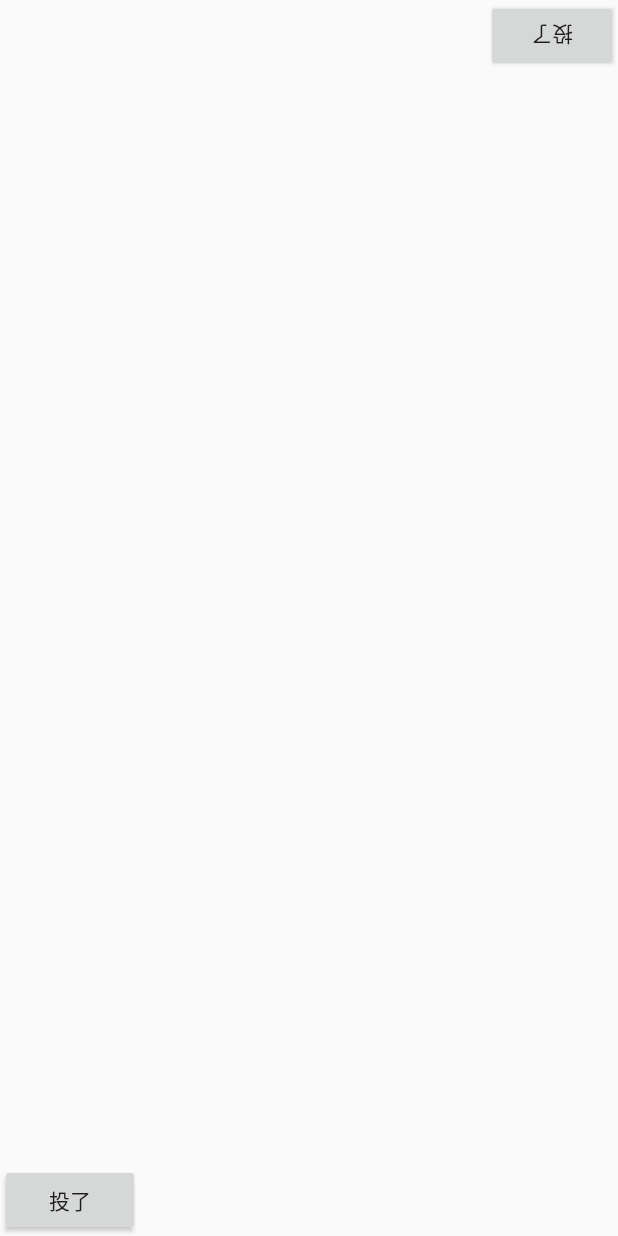
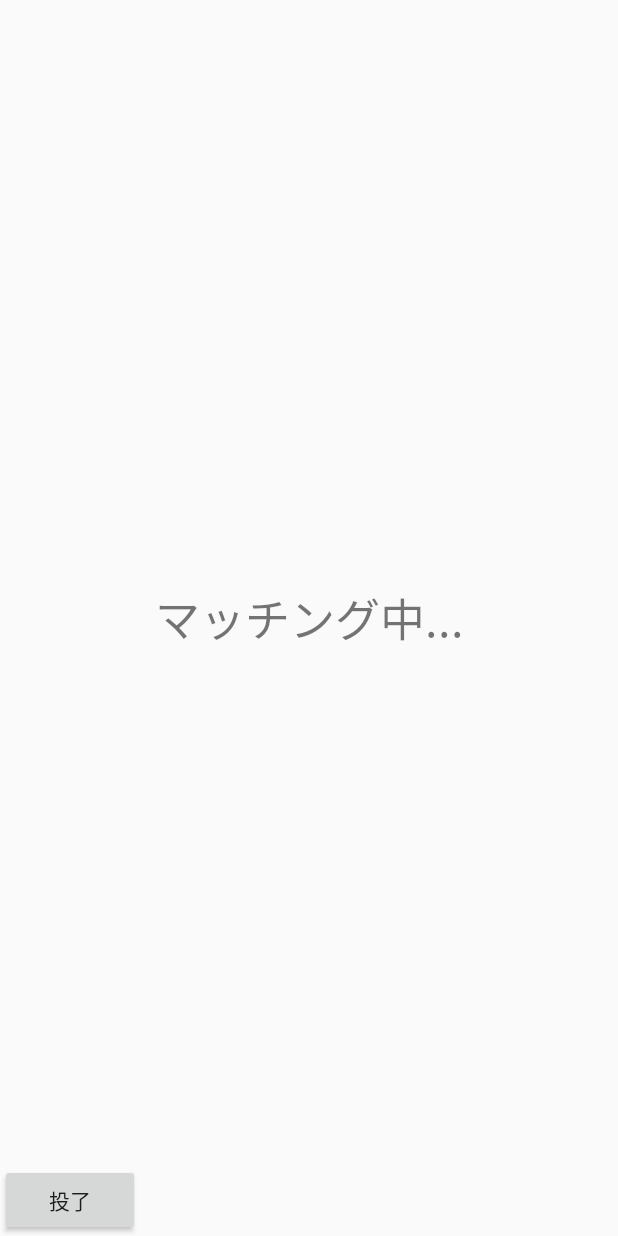
Before and after one commit to hayashitoshiki/local_syogi_dev, an Android app: the layout activity_game_rate.xml on its own in the app's theme, with its tools: preview values and no code run, on a phone screen of 412 x 824 dp. Run offline under Robolectric (Android 15) with nearby library versions, the phone set to English and light mode, and no system bars.

Commit message:
3月1日作業分

```diff
--- a/Local_Syogi/app/build.gradle
+++ b/Local_Syogi/app/build.gradle
@@ -48,5 +48,7 @@ dependencies {
     //coroutines
     implementation 'org.jetbrains.kotlinx:kotlinx-coroutines-core:1.3.2'
     implementation 'org.jetbrains.kotlinx:kotlinx-coroutines-android:1.3.2'
-
+    //mockit
+    testImplementation 'org.mockito:mockito-inline:2.13.0'
+    testImplementation "com.nhaarman:mockito-kotlin:1.5.0"
 }
--- a/Local_Syogi/app/src/main/java/com/example/local_syogi/SettingActivity.kt
+++ b/Local_Syogi/app/src/main/java/com/example/local_syogi/SettingActivity.kt
@@ -110,7 +110,7 @@ class SettingActivity  : AppCompatActivity() {
             if (mode == FREE) {
                 Intent(this, GameActivity::class.java)
             }else{
-                Intent(this, MattingActivity::class.java)
+                Intent(this, GameRateActivity::class.java)
             }
         startActivity(intent)
         val inAnimation = (AnimationUtils.loadAnimation(this, R.anim.fade) as Animation)
--- a/Local_Syogi/app/src/main/java/com/example/local_syogi/di/MyApplication.kt
+++ b/Local_Syogi/app/src/main/java/com/example/local_syogi/di/MyApplication.kt
@@ -4,7 +4,7 @@ import android.app.Application
 import com.example.local_syogi.contact.*
 import com.example.local_syogi.presenter.*
 import com.example.syogibase.Contact.GameViewContact
-import com.example.syogibase.Model.BoardRepository
+import com.example.local_syogi.syogibase.Model.BoardRepository
 import com.example.syogibase.Presenter.GameLogicPresenter
 import org.koin.android.ext.koin.androidContext
 import org.koin.core.context.startKoin
--- a/Local_Syogi/app/src/main/java/com/example/local_syogi/syogibase/DI/MyApplication.kt
+++ b/Local_Syogi/app/src/main/java/com/example/local_syogi/syogibase/DI/MyApplication.kt
@@ -4,7 +4,7 @@ import android.app.Application
 import com.example.local_syogi.contact.GameViewRateContact
 import com.example.local_syogi.presenter.GameLogicRatePresenter
 import com.example.syogibase.Contact.GameViewContact
-import com.example.syogibase.Model.BoardRepository
+import com.example.local_syogi.syogibase.Model.BoardRepository
 import com.example.syogibase.Presenter.GameLogicPresenter
 import org.koin.android.ext.koin.androidContext
 import org.koin.core.context.startKoin
--- a/Local_Syogi/app/src/main/java/com/example/local_syogi/syogibase/Model/BoardRepository.kt
+++ b/Local_Syogi/app/src/main/java/com/example/local_syogi/syogibase/Model/BoardRepository.kt
@@ -1,4 +1,4 @@
-package com.example.syogibase.Model
+package com.example.local_syogi.syogibase.Model
 
 
 import android.util.Log
--- a/Local_Syogi/app/src/main/java/com/example/local_syogi/syogibase/Presenter/GameLogicPresenter.kt
+++ b/Local_Syogi/app/src/main/java/com/example/local_syogi/syogibase/Presenter/GameLogicPresenter.kt
@@ -4,7 +4,7 @@ package com.example.syogibase.Presenter
 import android.util.Log
 import com.example.local_syogi.syogibase.Model.Data.GameMode
 import com.example.syogibase.Contact.GameViewContact
-import com.example.syogibase.Model.BoardRepository
+import com.example.local_syogi.syogibase.Model.BoardRepository
 import com.example.syogibase.Model.Data.Piece.*
 import com.example.syogibase.Model.Data.PieceMove
 
--- a/Local_Syogi/app/src/main/java/com/example/local_syogi/syogibase/View/WinLoseModal.kt
+++ b/Local_Syogi/app/src/main/java/com/example/local_syogi/syogibase/View/WinLoseModal.kt
@@ -23,7 +23,7 @@ class WinLoseModal(context: Context, private val turn: Int) : View(context) {
         val paint = Paint()
         paint.textSize = mas * 3
 
-
+        //後手が勝った場合
         if (turn == 2) {
             canvas.save()
 
@@ -39,6 +39,7 @@ class WinLoseModal(context: Context, private val turn: Int) : View(context) {
             paint.color = Color.rgb(0, 0, 255)
             canvas.drawText("Lose", width / 2 - text_Width / 2, mas * 15, paint)
         } else {
+            //先手が勝った場合
             canvas.save()
 
             var text_Width = paint.measureText("Lose")
--- a/Local_Syogi/app/src/main/res/layout/activity_game_rate.xml
+++ b/Local_Syogi/app/src/main/res/layout/activity_game_rate.xml
@@ -5,19 +5,28 @@
     android:layout_width="match_parent"
     android:layout_height="match_parent"
     tools:context=".view.GameRateActivity">
-    <Button
-        android:id="@+id/surrender_white"
-        android:layout_width="wrap_content"
-        android:layout_height="wrap_content"
-        android:onClick="surrenderWhite"
-        android:rotation="180"
-        android:text="投了"
-        app:layout_constraintBottom_toBottomOf="parent"
-        app:layout_constraintEnd_toEndOf="parent"
-        app:layout_constraintHorizontal_bias="1.0"
-        app:layout_constraintStart_toStartOf="@+id/frame"
-        app:layout_constraintTop_toTopOf="@+id/frame"
-        app:layout_constraintVertical_bias="0.0" />
+    <FrameLayout
+        android:layout_width="match_parent"
+        android:layout_height="match_parent"
+        android:id="@+id/base_frame">
+        <androidx.constraintlayout.widget.ConstraintLayout
+            android:layout_width="match_parent"
+            android:layout_height="match_parent"
+            android:id="@+id/matting_layout">
+
+            <TextView
+                android:id="@+id/textView"
+                android:layout_width="wrap_content"
+                android:layout_height="wrap_content"
+                android:text="マッチング中..."
+                android:textSize="30sp"
+                app:layout_constraintBottom_toBottomOf="parent"
+                app:layout_constraintEnd_toEndOf="parent"
+                app:layout_constraintStart_toStartOf="parent"
+                app:layout_constraintTop_toTopOf="parent" />
+
+        </androidx.constraintlayout.widget.ConstraintLayout>
+    </FrameLayout>
 
     <Button
         android:id="@+id/surrender_black"
```
Also changed, not shown: Local_Syogi/app/src/main/java/com/example/local_syogi/contact/GameViewRateContact.kt (+6 -4 lines), Local_Syogi/app/src/main/java/com/example/local_syogi/presenter/GameLogicRatePresenter.kt (+15 -51 lines), Local_Syogi/app/src/main/java/com/example/local_syogi/syogibase/Model/SocketRepositoryImp.kt (+14 -13 lines), Local_Syogi/app/src/main/java/com/example/local_syogi/view/GameRateActivity.kt (+37 -15 lines), Local_Syogi/app/src/main/java/com/example/local_syogi/view/GameRateView.kt (+12 -13 lines), Local_Syogi/app/src/main/res/layout/activity_matting.xml (+13 -1 lines), Local_Syogi/app/src/main/res/layout/fragment_select_normal.xml (+8 -0 lines), Local_Syogi/app/src/main/res/layout/fragment_select_rate.xml (+8 -0 lines), 1 other file.
